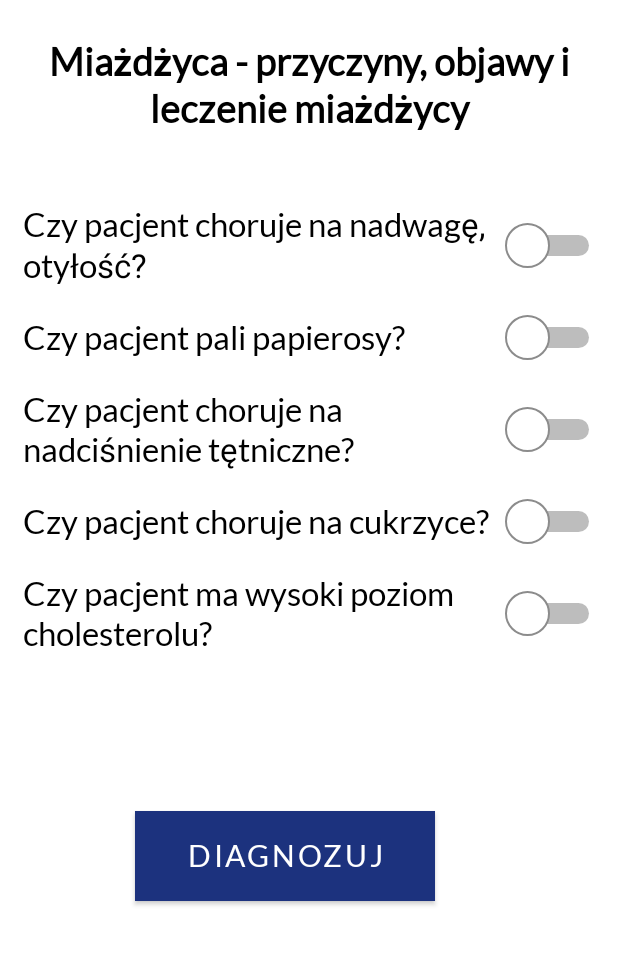
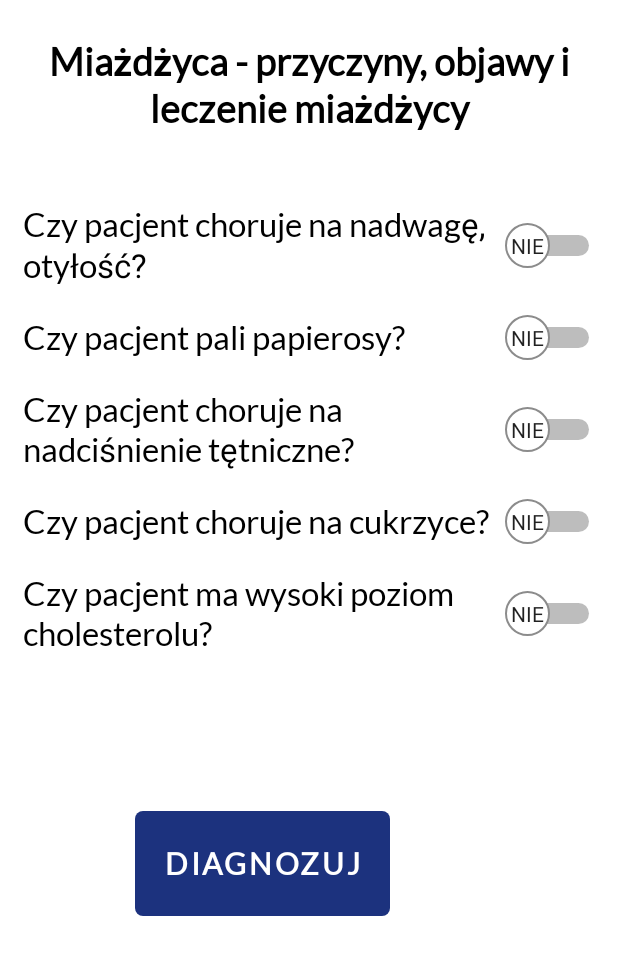
Before and after one commit to DominikJaros/Grant-naukowy, an Android app: the miazdzyca screen opened directly, with no data from a screen before it, on a phone screen of 412 x 824 dp, the part 110-1085 px from its top. Run offline under Robolectric (Android 15) with nearby library versions, the phone set to English and light mode, and no system bars.

Commit message:
poprawienie gui BMI

```diff
--- a/app/src/main/java/com/example/iczmp/chr_kardiologiczne.java
+++ b/app/src/main/java/com/example/iczmp/chr_kardiologiczne.java
@@ -23,7 +23,7 @@ public class chr_kardiologiczne extends AppCompatActivity {
         btMiazdzyca = findViewById(R.id.btMiazdzyca);
         RelativeLayout = findViewById(R.id.RelativeLayout);
 
-        ic_back = findViewById(R.id.ic_back);
+        ic_back = findViewById(R.id.btBack);
 
         ic_back.setOnClickListener(new View.OnClickListener(){
             @Override
--- a/app/src/main/java/com/example/iczmp/diagnostyka.java
+++ b/app/src/main/java/com/example/iczmp/diagnostyka.java
@@ -25,7 +25,7 @@ public class diagnostyka extends AppCompatActivity {
         fadeIn = AnimationUtils.loadAnimation(getApplicationContext(), R.anim.fade_in);
 
 
-        ic_back = findViewById(R.id.ic_back);
+        ic_back = findViewById(R.id.btBack);
 
         ic_back.setOnClickListener(new View.OnClickListener(){
             @Override
--- a/app/src/main/java/com/example/iczmp/miazdzyca.java
+++ b/app/src/main/java/com/example/iczmp/miazdzyca.java
@@ -24,7 +24,7 @@ public class miazdzyca extends AppCompatActivity {
         super.onCreate(savedInstanceState);
         setContentView(R.layout.activity_miazdzyca);
 
-        ic_back = findViewById(R.id.ic_back);
+        ic_back = findViewById(R.id.btBack);
 
         ic_back.setOnClickListener(new View.OnClickListener(){
             @Override
--- /dev/null
+++ b/app/src/main/res/drawable/button_radius.xml
@@ -0,0 +1,6 @@
+<?xml version="1.0" encoding="utf-8"?>
+<shape xmlns:android="http://schemas.android.com/apk/res/android"
+    android:shape="rectangle" android:padding="10dp">
+    <!-- you can use any color you want I used here gray color-->
+    <corners android:radius="5dp"/>
+</shape>
--- a/app/src/main/res/layout/activity_calculators.xml
+++ b/app/src/main/res/layout/activity_calculators.xml
@@ -29,7 +29,7 @@
             android:layout_marginBottom="5dp"
             app:srcCompat="@drawable/logo_iczmp" />
         <ImageView
-            android:id="@+id/ic_back"
+            android:id="@+id/btBack"
             android:layout_width="52dp"
             android:layout_height="42dp"
             android:layout_alignParentBottom="true"
--- a/app/src/main/res/layout/activity_chr_kardiologiczne.xml
+++ b/app/src/main/res/layout/activity_chr_kardiologiczne.xml
@@ -30,7 +30,7 @@
             app:srcCompat="@drawable/logo_iczmp" />
 
         <ImageView
-            android:id="@+id/ic_back"
+            android:id="@+id/btBack"
             android:layout_width="52dp"
             android:layout_height="42dp"
             android:layout_alignParentBottom="true"
--- a/app/src/main/res/layout/activity_diagnostyka.xml
+++ b/app/src/main/res/layout/activity_diagnostyka.xml
@@ -31,7 +31,7 @@
             app:srcCompat="@drawable/logo_iczmp" />
 
         <ImageView
-            android:id="@+id/ic_back"
+            android:id="@+id/btBack"
             android:layout_width="52dp"
             android:layout_height="42dp"
             android:layout_alignParentBottom="true"
--- a/app/src/main/res/layout/activity_miazdzyca.xml
+++ b/app/src/main/res/layout/activity_miazdzyca.xml
@@ -31,7 +31,7 @@
             app:srcCompat="@drawable/logo_iczmp" />
 
         <ImageView
-            android:id="@+id/ic_back"
+            android:id="@+id/btBack"
             android:layout_width="52dp"
             android:layout_height="42dp"
             android:layout_alignParentBottom="true"
@@ -69,6 +69,9 @@
                 android:layout_height="wrap_content"
                 android:textSize="22sp"
                 android:padding="5dp"
+                android:showText="true"
+                android:textOn="Tak"
+                android:textOff="Nie"
                 app:track="@drawable/custom_track"
                 android:thumb="@drawable/custom_thumb"
                 android:text="Czy pacjent choruje na nadwagę, otyłość?" />
@@ -82,6 +85,9 @@
                 android:padding="5dp"
                 app:track="@drawable/custom_track"
                 android:thumb="@drawable/custom_thumb"
+                android:showText="true"
+                android:textOn="Tak"
+                android:textOff="Nie"
                 android:text="Czy pacjent pali papierosy?" />
             <Switch
                 android:id="@+id/switch3"
@@ -92,6 +98,9 @@
                 android:padding="5dp"
                 app:track="@drawable/custom_track"
                 android:thumb="@drawable/custom_thumb"
+                android:showText="true"
+                android:textOn="Tak"
+                android:textOff="Nie"
                 android:text="Czy pacjent choruje na nadciśnienie tętniczne?" />
             <Switch
                 android:id="@+id/switch4"
@@ -102,6 +111,9 @@
                 android:padding="5dp"
                 app:track="@drawable/custom_track"
                 android:thumb="@drawable/custom_thumb"
+                android:showText="true"
+                android:textOn="Tak"
+                android:textOff="Nie"
                 android:text="Czy pacjent choruje na cukrzyce?" />
             <Switch
                 android:id="@+id/switch5"
@@ -112,15 +124,20 @@
                 android:padding="5dp"
                 app:track="@drawable/custom_track"
                 android:thumb="@drawable/custom_thumb"
+                android:showText="true"
+                android:textOn="Tak"
+                android:textOff="Nie"
                 android:text="Czy pacjent ma wysoki poziom cholesterolu?" />
 
             <Button
                 android:id="@+id/btDiagnozuj"
-                android:layout_width="200dp"
-                android:layout_height="60dp"
-                android:background="@color/green"
+                android:layout_width="170dp"
+                android:layout_height="70dp"
+                android:background="@drawable/button_radius"
                 android:layout_marginTop="100dp"
                 android:layout_marginStart="80dp"
+                android:textSize="20sp"
+                android:textStyle="bold"
                 android:text="Diagnozuj" />
         </LinearLayout>
     </ScrollView>
--- a/app/src/main/res/values/strings.xml
+++ b/app/src/main/res/values/strings.xml
@@ -17,14 +17,14 @@
     <string name="wiek">Wiek</string>
     <string name="man">Mężczyzna</string>
     <string name="woman">Kobieta</string>
-    <string name="very_severely_underweight">" bardzo poważna niedowaga"</string>
+    <string name="very_severely_underweight">"Bardzo poważna niedowaga"</string>
     <string name="severely_underweight">"Ciężka niedowaga "</string>
     <string name="underweight">Niedowaga</string>
     <string name="normal">Norma</string>
     <string name="overweight">Nadwaga</string>
     <string name="obese_class_i">"Otyłość klasy I "</string>
-    <string name="obese_class_ii">otyłość klasy II</string>
-    <string name="obese_class_iii">otyłość klasy III</string>
+    <string name="obese_class_ii">Otyłość klasy II</string>
+    <string name="obese_class_iii">Otyłość klasy III</string>
     <string name="underweightBMI">BMI poniżej 18,5 wskazuje, że masz niedowagę, więc może być konieczne przybranie na wadze.</string>
     <string name="normalBMI">BMI wskazuje, że masz prawidłową wagę dla swojego wzrostu. Utrzymując zdrową wagę, zmniejszasz ryzyko wystąpienia poważnych problemów zdrowotnych.</string>
     <string name="overweightBMI">BMI 25-29,9 wskazuje, że masz niewielką nadwagę. Ze względów zdrowotnych mogę zalecić utratę wagi. Zaleca się skonsultowanie się z lekarzem lub dietetykiem w celu uzyskania porady.</string>
```
Also changed, not shown: app/src/main/java/com/example/iczmp/MainActivity.java (+6 -2 lines), app/src/main/java/com/example/iczmp/calculatorBMI.java (+92 -41 lines), app/src/main/java/com/example/iczmp/calculators.java (+8 -0 lines), app/src/main/res/layout/activity_calculator_bmi.xml (+11 -9 lines).
